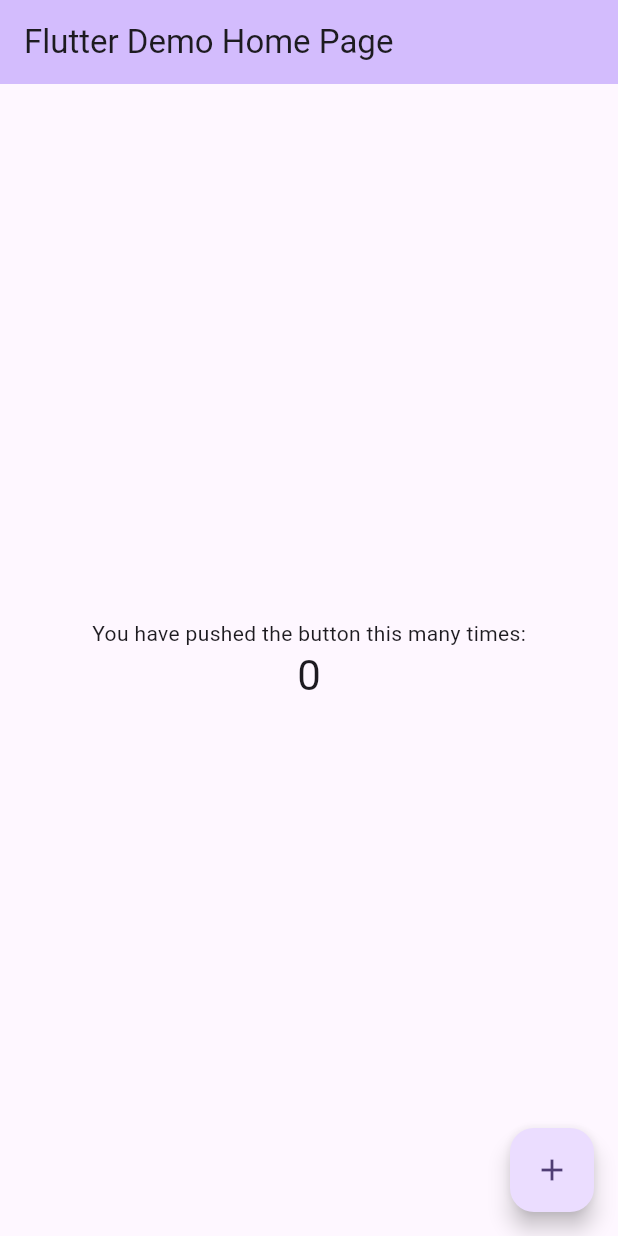
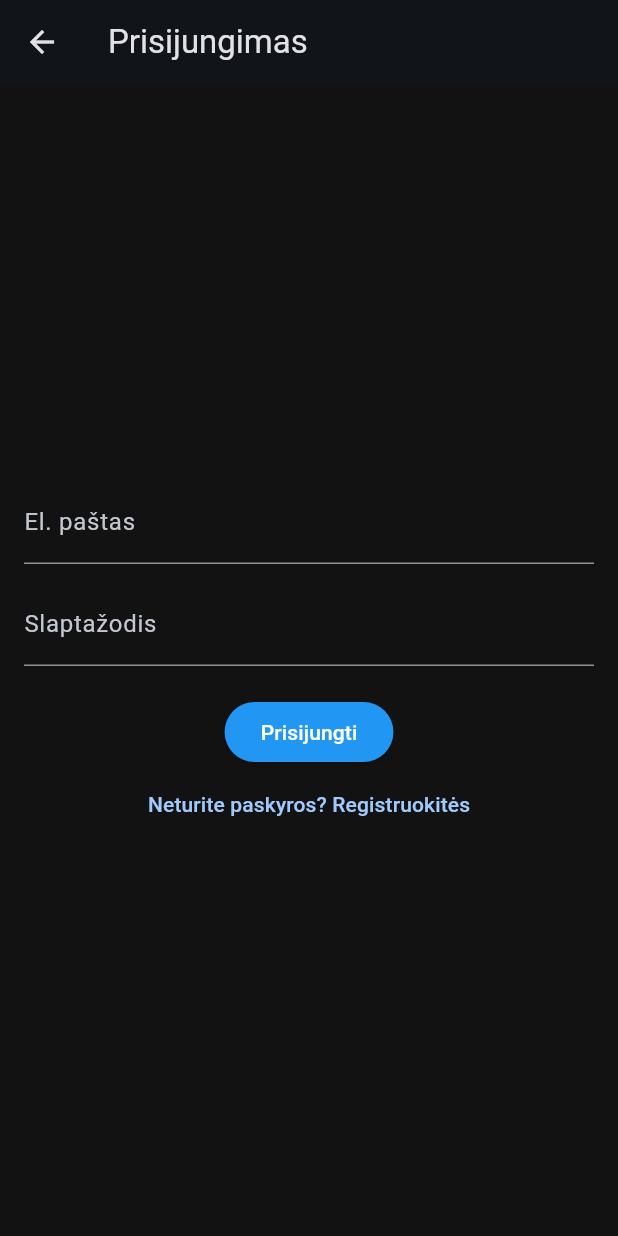
Before and after one commit to could-ai/019aea31-35ec-7368-88e7-75890cccb0eb, a Flutter app: the screen it shows after launch, on a phone screen of 412 x 824 dp. Run offline on Flutter 3.47's test engine with Material 3 defaults, Android fonts, the phone set to English and light mode, and no system bars.

Commit message:
I have updated the main application file to set up the core structure for the SkillSwap app. This includes defining the app's title, establishing a dark theme for a modern look, and configuring the initial routes for the login, registration, and home screens. The initial route is set to '/login' to ensure users start at the login page.; I have created the Login Screen, which will serve as the entry point for your users. It features a clean and simple form for email and password input, along with validation to ensure the fields are not empty. The screen includes a 'Prisijungti' (Login) button that will eventually handle the authentication logic and a 'Registruokitės' (Register) button to navigate new users to the registration page. For now, a successful login simulation navigates the user to the home screen.; This new Registration Screen allows users to create a new account in the SkillSwap application. The form includes fields for username, email, and password, each with validation to ensure that the required information is provided. Upon successful registration, the user will be navigated to the home screen. A button is also included to take users back to the login screen if they already have an account.; I've created the initial Home Screen for the SkillSwap app. This screen will be the main hub for users after they log in, eventually displaying the skill listings. For now, it shows a welcome message and includes a logout button in the app bar that navigates the user back to the login screen, providing a basic user session flow.

```diff
--- a/usr/lib/main.dart
+++ b/usr/lib/main.dart
@@ -1,123 +1,41 @@
 import 'package:flutter/material.dart';
+import 'screens/login_screen.dart';
+import 'screens/register_screen.dart';
+import 'screens/home_screen.dart';
 
 void main() {
-  runApp(const MyApp());
+  runApp(const SkillSwapApp());
 }
 
-class MyApp extends StatelessWidget {
-  const MyApp({super.key});
+class SkillSwapApp extends StatelessWidget {
+  const SkillSwapApp({super.key});
 
-  // This widget is the root of your application.
   @override
   Widget build(BuildContext context) {
     return MaterialApp(
-      title: 'Flutter Demo',
+      title: 'SkillSwap',
+      theme: ThemeData.dark().copyWith(
+        primaryColor: Colors.blue,
+        scaffoldBackgroundColor: const Color(0xFF121212),
+        colorScheme: ColorScheme.fromSeed(
+          seedColor: Colors.blue,
+          brightness: Brightness.dark,
+        ),
+        elevatedButtonTheme: ElevatedButtonThemeData(
+          style: ElevatedButton.styleFrom(
+            backgroundColor: Colors.blue,
+            foregroundColor: Colors.white,
+          ),
+        ),
+      ),
       debugShowCheckedModeBanner: false,
-      theme: ThemeData(
-        // This is the theme of your application.
-        //
-        // TRY THIS: Try running your application with "flutter run". You'll see
-        // the application has a purple toolbar. Then, without quitting the app,
-        // try changing the seedColor in the colorScheme below to Colors.green
-        // and then invoke "hot reload" (save your changes or press the "hot
-        // reload" button in a Flutter-supported IDE, or press "r" if you used
-        // the command line to start the app).
-        //
-        // Notice that the counter didn't reset back to zero; the application
-        // state is not lost during the reload. To reset the state, use hot
-        // restart instead.
-        //
-        // This works for code too, not just values: Most code changes can be
-        // tested with just a hot reload.
-        colorScheme: ColorScheme.fromSeed(seedColor: Colors.deepPurple),
-      ),
-      initialRoute: '/',
+      initialRoute: '/login',
       routes: {
-        '/': (context) => const MyHomePage(title: 'Flutter Demo Home Page'),
+        '/': (context) => const LoginScreen(),
+        '/login': (context) => const LoginScreen(),
+        '/register': (context) => const RegisterScreen(),
+        '/home': (context) => const HomeScreen(),
       },
     );
   }
 }
-
-class MyHomePage extends StatefulWidget {
-  const MyHomePage({super.key, required this.title});
-
-  // This widget is the home page of your application. It is stateful, meaning
-  // that it has a State object (defined below) that contains fields that affect
-  // how it looks.
-
-  // This class is the configuration for the state. It holds the values (in this
-  // case the title) provided by the parent (in this case the App widget) and
-  // used by the build method of the State. Fields in a Widget subclass are
-  // always marked "final".
-
-  final String title;
-
-  @override
-  State<MyHomePage> createState() => _MyHomePageState();
-}
-
-class _MyHomePageState extends State<MyHomePage> {
-  int _counter = 0;
-
-  void _incrementCounter() {
-    setState(() {
-      // This call to setState tells the Flutter framework that something has
-      // changed in this State, which causes it to rerun the build method below
-      // so that the display can reflect the updated values. If we changed
-      // _counter without calling setState(), then the build method would not be
-      // called again, and so nothing would appear to happen.
-      _counter++;
-    });
-  }
-
-  @override
-  Widget build(BuildContext context) {
-    // This method is rerun every time setState is called, for instance as done
-    // by the _incrementCounter method above.
-    //
-    // The Flutter framework has been optimized to make rerunning build methods
-    // fast, so that you can just rebuild anything that needs updating rather
-    // than having to individually change instances of widgets.
-    return Scaffold(
-      appBar: AppBar(
-        // TRY THIS: Try changing the color here to a specific color (to
-        // Colors.amber, perhaps?) and trigger a hot reload to see the AppBar
-        // change color while the other colors stay the same.
-        backgroundColor: Theme.of(context).colorScheme.inversePrimary,
-        // Here we take the value from the MyHomePage object that was created by
-        // the App.build method, and use it to set our appbar title.
-        title: Text(widget.title),
-      ),
-      body: Center(
-        // Center is a layout widget. It takes a single child and positions it
-        // in the middle of the parent.
-        child: Column(
-          // Column is also a layout widget. It takes a list of children and
-          // arranges them vertically. By default, it sizes itself to fit its
-          // children horizontally, and tries to be as tall as its parent.
-          //
-          // Column has various properties to control how it sizes itself and
-          // how it positions its children. Here we use mainAxisAlignment to
-          // center the children vertically; the main axis here is the vertical
-          // axis because Columns are vertical (the cross axis would be
-          // horizontal).
-          //
-          // TRY THIS: Invoke "debug painting" (choose the "Toggle Debug Paint"
-          // action in the IDE, or press "p" in the console), to see the
-          // wireframe for each widget.
-          mainAxisAlignment: MainAxisAlignment.center,
-          children: <Widget>[
-            const Text('You have pushed the button this many times:'),
-            Text('$_counter', style: Theme.of(context).textTheme.headlineMedium),
-          ],
-        ),
-      ),
-      floatingActionButton: FloatingActionButton(
-        onPressed: _incrementCounter,
-        tooltip: 'Increment',
-        child: const Icon(Icons.add),
-      ), // This trailing comma makes auto-formatting nicer for build methods.
-    );
-  }
-}
--- /dev/null
+++ b/usr/lib/screens/login_screen.dart
@@ -0,0 +1,65 @@
+import 'package:flutter/material.dart';
+
+class LoginScreen extends StatefulWidget {
+  const LoginScreen({super.key});
+
+  @override
+  _LoginScreenState createState() => _LoginScreenState();
+}
+
+class _LoginScreenState extends State<LoginScreen> {
+  final _formKey = GlobalKey<FormState>();
+  String _email = '';
+  String _password = '';
+
+  @override
+  Widget build(BuildContext context) {
+    return Scaffold(
+      appBar: AppBar(
+        title: const Text('Prisijungimas'),
+      ),
+      body: Padding(
+        padding: const EdgeInsets.all(16.0),
+        child: Form(
+          key: _formKey,
+          child: Column(
+            mainAxisAlignment: MainAxisAlignment.center,
+            children: <Widget>[
+              TextFormField(
+                decoration: const InputDecoration(labelText: 'El. paštas'),
+                validator: (value) =>
+                    value!.isEmpty ? 'Įveskite el. paštą' : null,
+                onSaved: (value) => _email = value!,
+              ),
+              const SizedBox(height: 12),
+              TextFormField(
+                decoration: const InputDecoration(labelText: 'Slaptažodis'),
+                obscureText: true,
+                validator: (value) =>
+                    value!.isEmpty ? 'Įveskite slaptažodį' : null,
+                onSaved: (value) => _password = value!,
+              ),
+              const SizedBox(height: 20),
+              ElevatedButton(
+                onPressed: () {
+                  if (_formKey.currentState!.validate()) {
+                    _formKey.currentState!.save();
+                    // TODO: Implement login logic
+                    Navigator.pushReplacementNamed(context, '/home');
+                  }
+                },
+                child: const Text('Prisijungti'),
+              ),
+              TextButton(
+                onPressed: () {
+                  Navigator.pushNamed(context, '/register');
+                },
+                child: const Text('Neturite paskyros? Registruokitės'),
+              ),
+            ],
+          ),
+        ),
+      ),
+    );
+  }
+}
```
Also changed, not shown: usr/lib/screens/home_screen.dart (added, +26 -0 lines), usr/lib/screens/register_screen.dart (added, +73 -0 lines).
